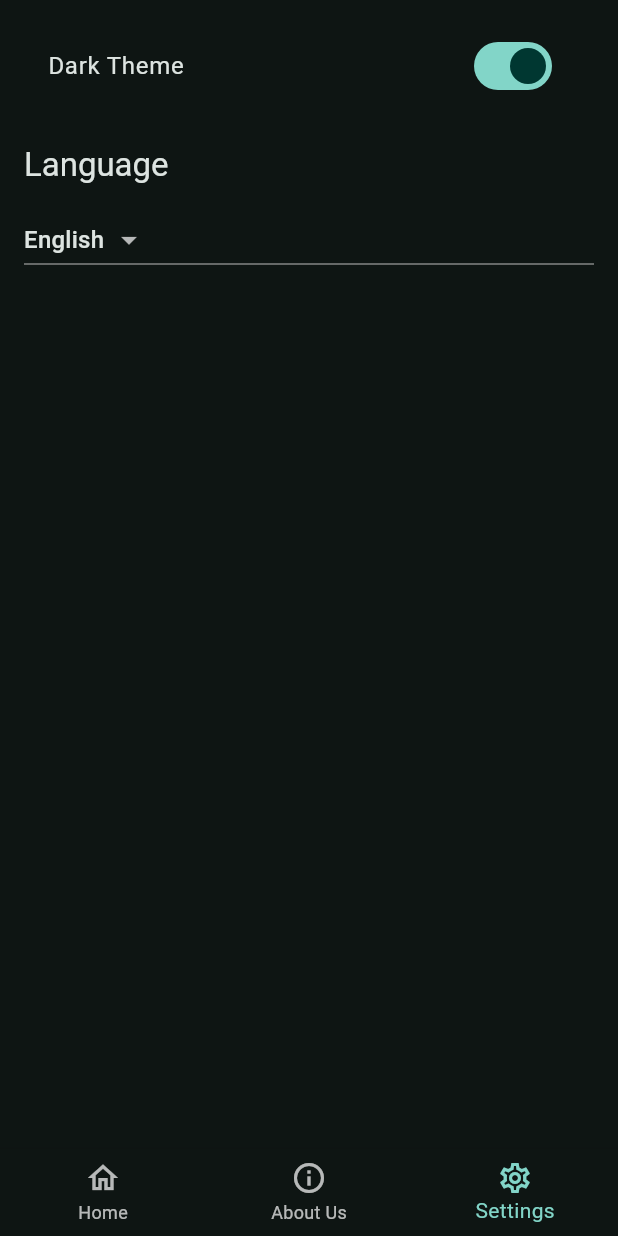
After one commit to Ekacka/cross, a Flutter app: the screen it shows after launch, item 3 of the bottom bar chosen, after a tap on "Dark Theme", on a phone screen of 412 x 824 dp. The commit adds this screen. Run offline on Flutter 3.47's test engine with Material 3 defaults, Android fonts, the phone set to English and light mode, and no system bars; generated files the repository leaves out were written again.

Commit message:
settings page

```diff
--- a/lib/l10n/app_en.arb
+++ b/lib/l10n/app_en.arb
@@ -20,5 +20,7 @@
   "item_bananas": "Bananas",
   "item_rice": "Rice",
   "item_yogurt": "Yogurt",
-  "item_pasta": "Pasta"
+  "item_pasta": "Pasta",
+  "language": "Language",
+  "darkTheme": "Dark Theme"
 }
--- a/lib/main.dart
+++ b/lib/main.dart
@@ -1,46 +1,40 @@
 import 'package:flutter/material.dart';
-import 'package:flutter_localizations/flutter_localizations.dart';
-import 'screens/home_screen.dart';
-import 'screens/about_page.dart';
-import 'l10n/app_localizations.dart';
+import 'package:provider/provider.dart';
+import 'package:flutter_gen/gen_l10n/app_localizations.dart';
+import 'widgets/app_scaffold.dart';
+import 'provider/theme_provider.dart';
+import 'themes.dart'; // define lightTheme and darkTheme
 
-void main() => runApp(const MyApp());
+void main() {
+  runApp(
+    ChangeNotifierProvider(
+      create: (_) => ThemeProvider(),
+      child: const MyApp(),
+    ),
+  );
+}
 
 class MyApp extends StatelessWidget {
   const MyApp({super.key});
 
   @override
   Widget build(BuildContext context) {
+    final themeProvider = Provider.of<ThemeProvider>(context);
+
     return MaterialApp(
-      title: 'Shopping List App',
+      title: 'Smart Shopping List',
       debugShowCheckedModeBanner: false,
-      theme: ThemeData.light(useMaterial3: true),
-      darkTheme: ThemeData.dark(useMaterial3: true),
-      themeMode: ThemeMode.system, // Auto-switch theme
-
-      localeResolutionCallback: (locale, supportedLocales) {
-        if (locale == null) return const Locale('kk');
-        for (var supported in supportedLocales) {
-          if (supported.languageCode == locale.languageCode) return supported;
-        }
-        return const Locale('kk'); // Default to Kazakh
-      },
-
+      theme: lightTheme,
+      darkTheme: darkTheme,
+      themeMode: themeProvider.themeMode,
+      locale: themeProvider.locale,
       supportedLocales: const [
-        Locale('en'), Locale('ru'), Locale('kk'),
+        Locale('en'),
+        Locale('kk'),
+        Locale('ru'),
       ],
-      localizationsDelegates: const [
-        AppLocalizations.delegate,
-        GlobalMaterialLocalizations.delegate,
-        GlobalWidgetsLocalizations.delegate,
-        GlobalCupertinoLocalizations.delegate,
-      ],
-
-      initialRoute: '/',
-      routes: {
-        '/': (context) => const HomeScreen(),
-        '/about': (context) => const AboutPage(),
-      },
+      localizationsDelegates: AppLocalizations.localizationsDelegates,
+      home: const AppScaffold(),
     );
   }
 }
--- /dev/null
+++ b/lib/provider/theme_provider.dart
@@ -0,0 +1,19 @@
+import 'package:flutter/material.dart';
+
+class ThemeProvider extends ChangeNotifier {
+  ThemeMode _themeMode = ThemeMode.light;
+  Locale _locale = const Locale('en');
+
+  ThemeMode get themeMode => _themeMode;
+  Locale get locale => _locale;
+
+  void toggleTheme(bool isDark) {
+    _themeMode = isDark ? ThemeMode.dark : ThemeMode.light;
+    notifyListeners();
+  }
+
+  void changeLanguage(String languageCode) {
+    _locale = Locale(languageCode);
+    notifyListeners();
+  }
+}
--- a/lib/screens/about_page.dart
+++ b/lib/screens/about_page.dart
@@ -1,5 +1,4 @@
 import 'package:flutter/material.dart';
-import '../widgets/app_scaffold.dart';
 import 'package:flutter_gen/gen_l10n/app_localizations.dart';
 
 class AboutPage extends StatelessWidget {
@@ -12,9 +11,7 @@ class AboutPage extends StatelessWidget {
     final colorScheme = theme.colorScheme;
     final localization = AppLocalizations.of(context);
 
-    return AppScaffold(
-      currentIndex: 1,
-      body: SingleChildScrollView(
+    return SingleChildScrollView(
       padding: const EdgeInsets.all(16),
       child: Column(
         children: [
@@ -69,7 +66,6 @@ class AboutPage extends StatelessWidget {
           ),
         ],
       ),
-      ),
     );
   }
 }
--- a/lib/screens/home_screen.dart
+++ b/lib/screens/home_screen.dart
@@ -1,5 +1,4 @@
 import 'package:flutter/material.dart';
-import '../widgets/app_scaffold.dart';
 import 'package:flutter_gen/gen_l10n/app_localizations.dart';
 
 class HomeScreen extends StatefulWidget {
@@ -41,10 +40,9 @@ class _HomeScreenState extends State<HomeScreen> {
   void _addNewItem(String item) {
     setState(() {
       items.add(item);
-      isItemDone.add(false); // both updated
+      isItemDone.add(false);
     });
   }
-
 
   void _removeItem(int index) {
     setState(() {
@@ -103,16 +101,16 @@ class _HomeScreenState extends State<HomeScreen> {
     Orientation orientation = MediaQuery.of(context).orientation;
     bool isPortrait = orientation == Orientation.portrait;
 
-    return AppScaffold(
-      currentIndex: 0,
+    return Scaffold(
+      appBar: AppBar(
+        title: Text(AppLocalizations.of(context)?.title ?? 'Shopping List'),
+      ),
       body: Padding(
         padding: const EdgeInsets.all(12.0),
         child: isPortrait
             ? ListView.builder(
           itemCount: items.length,
-          itemBuilder: (context, index) {
-            return _buildItemCard(context, items[index], index);
-          },
+          itemBuilder: (context, index) => _buildItemCard(context, items[index], index),
         )
             : GridView.count(
           crossAxisCount: 2,
@@ -127,18 +125,16 @@ class _HomeScreenState extends State<HomeScreen> {
         ),
       ),
       floatingActionButton: FloatingActionButton(
-        onPressed: _showAddItemDialog,
-        backgroundColor: Theme.of(context).colorScheme.primary,
+        onPressed: _showAddItemDialog, // Show the dialog when pressed
         child: const Icon(Icons.add),
+        tooltip: 'Add Item', // Tooltip when hovering or long pressing
       ),
     );
   }
 
   Widget _buildItemCard(BuildContext context, String item, int index) {
     return GestureDetector(
-      onLongPress: () {
-        _removeItem(index);
-      },
+      onLongPress: () => _removeItem(index),
       onHorizontalDragEnd: (details) {
         if (details.primaryVelocity != null && details.primaryVelocity! > 0) {
           _toggleItemDone(index);
--- /dev/null
+++ b/lib/screens/settings_page.dart
@@ -0,0 +1,45 @@
+import 'package:flutter/material.dart';
+import 'package:provider/provider.dart';
+import '../provider/theme_provider.dart';
+import 'package:flutter_gen/gen_l10n/app_localizations.dart';
+
+import '../themes.dart';
+
+class settings_page extends StatelessWidget {
+  const settings_page({super.key});
+
+  @override
+  Widget build(BuildContext context) {
+    final themeProvider = Provider.of<ThemeProvider>(context);
+
+    return Padding(
+      padding: const EdgeInsets.all(16.0),
+      child: ListView(
+        children: [
+          SwitchListTile(
+            title: Text(AppLocalizations.of(context)?.  darkTheme ?? 'Dark Theme'),
+            value: themeProvider.themeMode == ThemeMode.dark,
+            onChanged: (value) => themeProvider.toggleTheme(value),
+          ),
+          const SizedBox(height: 24),
+          Text(AppLocalizations.of(context)?.language ?? 'Language',
+              style: Theme.of(context).textTheme.titleLarge),
+          const SizedBox(height: 12),
+          DropdownButton<String>(
+            value: themeProvider.locale.languageCode,
+            items: const [
+              DropdownMenuItem(value: 'en', child: Text('English')),
+              DropdownMenuItem(value: 'kk', child: Text('Kazakh')),
+              DropdownMenuItem(value: 'ru', child: Text('Russian')),
+            ],
+            onChanged: (value) {
+              if (value != null) {
+                themeProvider.changeLanguage(value);
+              }
+            },
+          ),
+        ],
+      ),
+    );
+  }
+}
--- /dev/null
+++ b/lib/themes.dart
@@ -0,0 +1,13 @@
+import 'package:flutter/material.dart';
+
+final ThemeData lightTheme = ThemeData(
+  brightness: Brightness.light,
+  colorScheme: ColorScheme.fromSeed(seedColor: Colors.teal),
+  useMaterial3: true,
+);
+
+final ThemeData darkTheme = ThemeData(
+  brightness: Brightness.dark,
+  colorScheme: ColorScheme.fromSeed(seedColor: Colors.teal, brightness: Brightness.dark),
+  useMaterial3: true,
+);
--- a/lib/widgets/app_scaffold.dart
+++ b/lib/widgets/app_scaffold.dart
@@ -1,61 +1,48 @@
 import 'package:flutter/material.dart';
-import 'package:flutter_gen/gen_l10n/app_localizations.dart';
+import '../screens/home_screen.dart'; // Make sure to import HomeScreen
+import '../screens/settings_page.dart'; // Make sure to import SettingsPage
+import '../screens/about_page.dart'; // Import the AboutPage
 
-class AppScaffold extends StatelessWidget {
-  final Widget body;
-  final int currentIndex;
-  final Widget? floatingActionButton;
-  final bool showAppBar;
-  final String? appBarTitle;
+class AppScaffold extends StatefulWidget {
+  const AppScaffold({super.key});
 
-  const AppScaffold({
-    super.key,
-    required this.body,
-    required this.currentIndex,
-    this.floatingActionButton,
-    this.showAppBar = false,
-    this.appBarTitle,
-  });
+  @override
+  State<AppScaffold> createState() => _AppScaffoldState();
+}
 
-  void _onItemTapped(BuildContext context, int index) {
-    if (index == currentIndex) return;
+class _AppScaffoldState extends State<AppScaffold> {
+  int _currentIndex = 0;
 
-    switch (index) {
-      case 0:
-        Navigator.pushReplacementNamed(context, '/');
-        break;
-      case 1:
-        Navigator.pushReplacementNamed(context, '/about');
-        break;
-    }
-  }
+  final List<Widget> _screens = [
+    const HomeScreen(),
+    const AboutPage(), // Add AboutPage here
+    const settings_page(),
+  ];
 
   @override
   Widget build(BuildContext context) {
-    final local = AppLocalizations.of(context)!;
-
     return Scaffold(
-      appBar: showAppBar
-          ? AppBar(
-        title: Text(appBarTitle ?? local.title),
-        backgroundColor: Theme.of(context).colorScheme.primary,
-      )
-          : null,
-      body: body,
-      floatingActionButton: floatingActionButton,
+      body: _screens[_currentIndex], // Display the screen based on the current index
       bottomNavigationBar: BottomNavigationBar(
-        currentIndex: currentIndex,
+        currentIndex: _currentIndex,
         selectedItemColor: Theme.of(context).colorScheme.primary,
-        unselectedItemColor: Colors.grey,
-        onTap: (index) => _onItemTapped(context, index),
-        items: [
+        onTap: (index) {
+          setState(() {
+            _currentIndex = index; // Update the index when a tab is clicked
+          });
+        },
+        items: const [
           BottomNavigationBarItem(
-            icon: const Icon(Icons.list),
-            label: local.title,
+            icon: Icon(Icons.home_outlined),
+            label: 'Home',
           ),
           BottomNavigationBarItem(
-            icon: const Icon(Icons.info_outline),
-            label: local.about_app,
+            icon: Icon(Icons.info_outline), // Icon for About page
+            label: 'About Us',
+          ),
+          BottomNavigationBarItem(
+            icon: Icon(Icons.settings_outlined),
+            label: 'Settings',
           ),
         ],
       ),
--- a/pubspec.yaml
+++ b/pubspec.yaml
@@ -35,6 +35,7 @@ dependencies:
   # The following adds the Cupertino Icons font to your application.
   # Use with the CupertinoIcons class for iOS style icons.
   cupertino_icons: ^1.0.8
+  provider: ^6.0.5
 
 dev_dependencies:
   flutter_test:
@@ -46,7 +47,6 @@ dev_dependencies:
   # package. See that file for information about deactivating specific lint
   # rules and activating additional ones.
   flutter_lints: ^5.0.0
-
 # For information on the generic Dart part of this file, see the
 # following page: https://dart.dev/tools/pub/pubspec
 
```
Also changed, not shown: lib/l10n/app_kk.arb (+13 -11 lines), lib/l10n/app_ru.arb (+9 -7 lines), pubspec.lock. Lines whose indentation alone changed are shown as unchanged.
